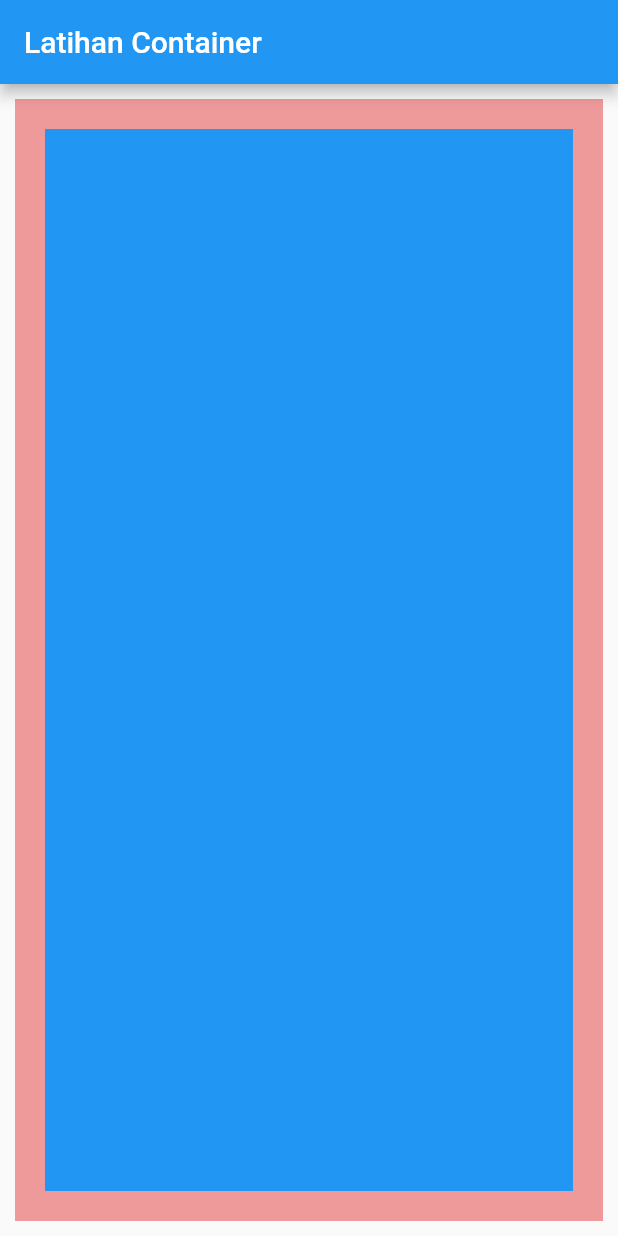
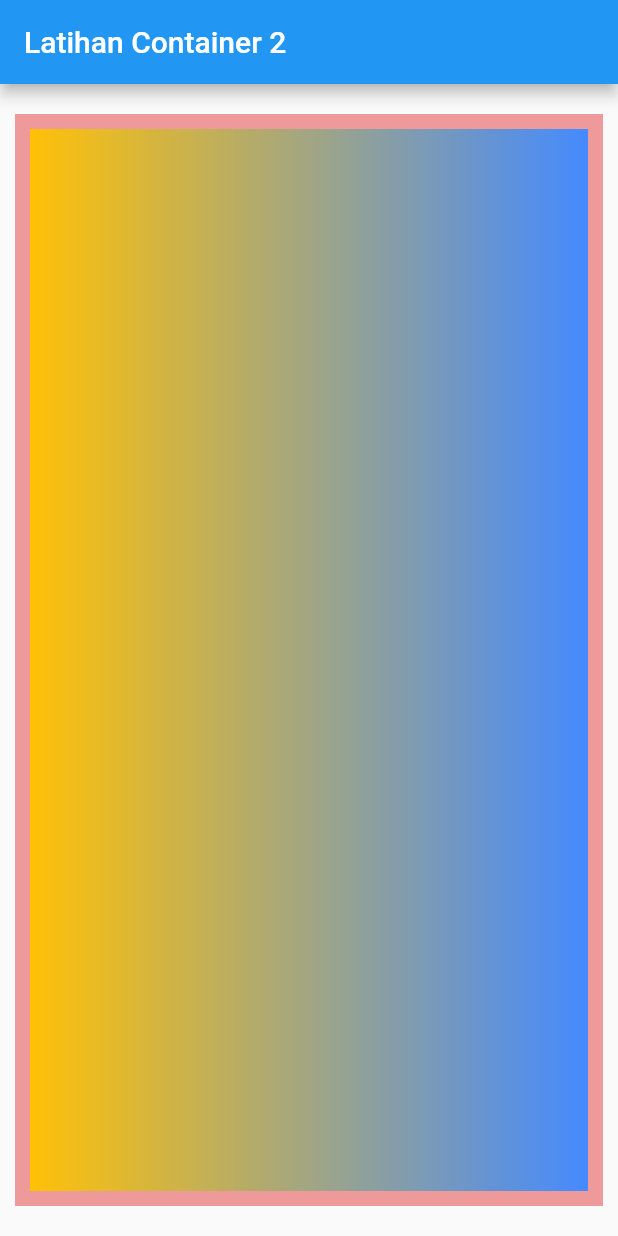
Before and after one commit to matuladaandi/belajar_restfull_api, a Flutter app: the screen it shows after launch, on a phone screen of 412 x 824 dp. Run offline on Flutter 3.47's test engine with Material 2 defaults, Android fonts, the phone set to English and light mode, and no system bars.

Commit message:
2 container dan decoration

```diff
--- a/lib/main.dart
+++ b/lib/main.dart
@@ -10,13 +10,17 @@ class MyApp extends StatelessWidget {
     return MaterialApp(
       home: Scaffold(
         appBar: AppBar(
-          title: Text("Latihan Container"),
+          title: Text("Latihan Container 2"),
         ),
         body: Container(
           color: Colors.red[200],
-          margin: EdgeInsets.all(10),
-          padding: EdgeInsets.all(20),
-          child: Container(color: Colors.blue),
+          margin: EdgeInsets.fromLTRB(10, 20, 10, 20),
+          child: Container(
+            decoration: BoxDecoration(
+                gradient: LinearGradient(
+                    colors: <Color>[Colors.amber, Colors.blueAccent])),
+            margin: EdgeInsets.all(10),
+          ),
         ),
       ),
     );
```
